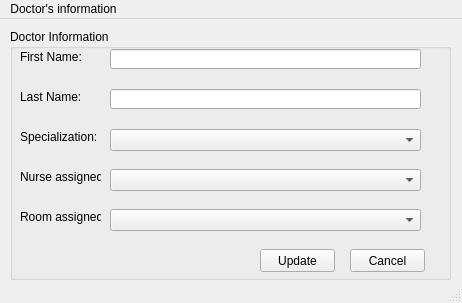
Before: the Qt Designer form Screens/Admin UpdateDoctor.ui in RaahimHash/DBMS-Project-UHU-Clinic, drawn with Qt 5.
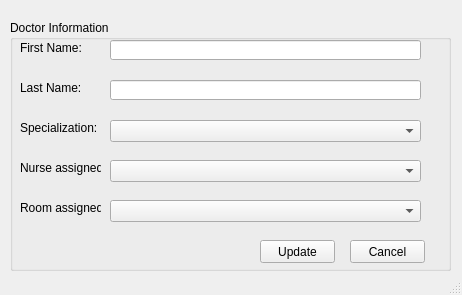
After: the same form once the commit is applied.

Patch:
```diff
--- a/Screens/Admin UpdateDoctor.ui
+++ b/Screens/Admin UpdateDoctor.ui
@@ -7,7 +7,7 @@
     <x>0</x>
     <y>0</y>
     <width>462</width>
-    <height>303</height>
+    <height>295</height>
    </rect>
   </property>
   <property name="windowTitle">
@@ -18,7 +18,7 @@
     <property name="geometry">
      <rect>
       <x>10</x>
-      <y>10</y>
+      <y>20</y>
       <width>441</width>
       <height>251</height>
      </rect>
@@ -175,22 +175,6 @@
     </widget>
    </widget>
   </widget>
-  <widget class="QMenuBar" name="menubar">
-   <property name="geometry">
-    <rect>
-     <x>0</x>
-     <y>0</y>
-     <width>462</width>
-     <height>21</height>
-    </rect>
-   </property>
-   <widget class="QMenu" name="menuScreen7">
-    <property name="title">
-     <string>Doctor's information</string>
-    </property>
-   </widget>
-   <addaction name="menuScreen7"/>
-  </widget>
   <widget class="QStatusBar" name="statusbar"/>
  </widget>
  <resources/>
```
Left out of the diff: 3 changed lines with no effect on the pictures.
